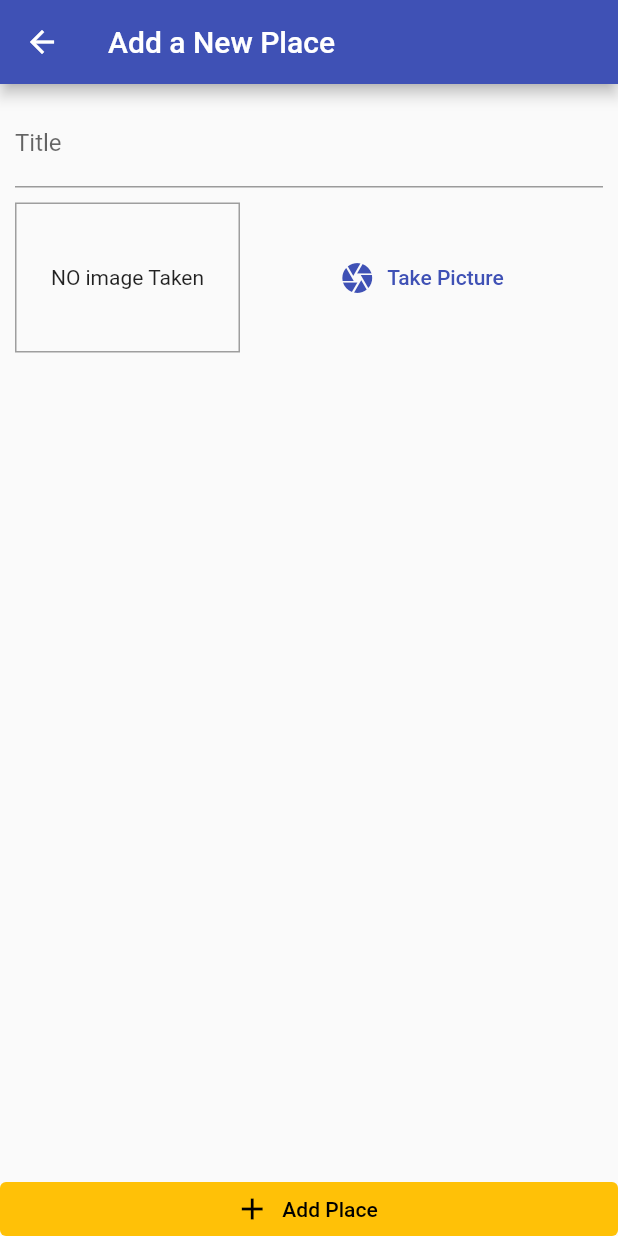
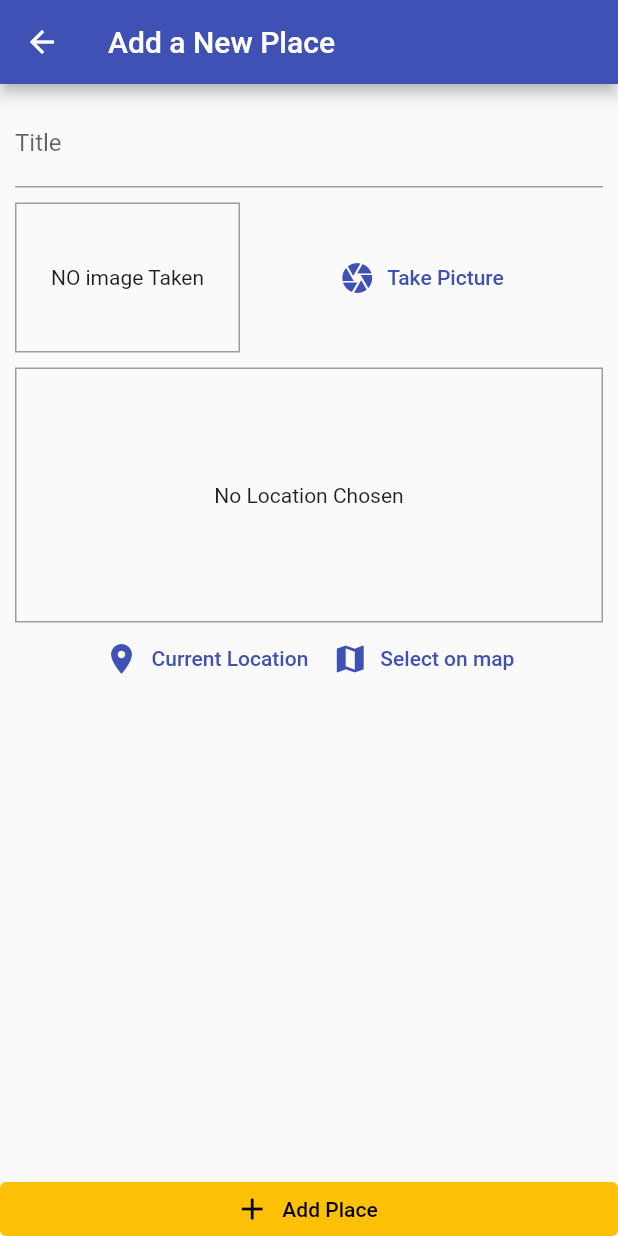
Before and after one commit to mohamedashraf1/Great-Places-App, a Flutter app: the AddPlaceScreen screen opened by its route, on a phone screen of 412 x 824 dp. Run offline on Flutter 3.47's test engine with Material 2 defaults, Android fonts, the phone set to English and light mode, and no system bars; our stand-ins replace image_picker, sqflite; accounts and stored records are empty.

Commit message:
adding a location input UI

```diff
--- a/great_places/lib/Screens/add_place_screen.dart
+++ b/great_places/lib/Screens/add_place_screen.dart
@@ -4,6 +4,7 @@ import 'package:flutter/material.dart';
 import 'package:provider/provider.dart';
 
 import '../widgets/image_input_dart.dart';
+import '../widgets/location_input.dart';
 import '../Providers/great_places.dart';
 
 class AddPlaceScreen extends StatefulWidget {
@@ -59,11 +60,14 @@ class _AddPlaceScreenState extends State<AddPlaceScreen> {
                     ImageInput(
                       onSelectImage: _selectImage,
                     ),
+                    SizedBox(height: 10,),
+                    LocationInput(),
                   ],
                 ),
               ),
             ),
           ),
+
           ElevatedButton.icon(
             style: ElevatedButton.styleFrom(
               elevation: 0,
--- /dev/null
+++ b/great_places/lib/widgets/location_input.dart
@@ -0,0 +1,60 @@
+import 'package:flutter/material.dart';
+
+class LocationInput extends StatefulWidget {
+  @override
+  _LocationInputState createState() => _LocationInputState();
+}
+
+class _LocationInputState extends State<LocationInput> {
+  String _previewImageUrl;
+
+  @override
+  Widget build(BuildContext context) {
+    return Column(
+      children: [
+        Container(
+          decoration: BoxDecoration(
+            border: Border.all(
+              width: 1,
+              color: Colors.grey,
+            ),
+          ),
+          height: 170,
+          alignment: Alignment.center,
+          width: double.infinity,
+          child: _previewImageUrl == null
+              ? Text(
+                  "No Location Chosen",
+                  textAlign: TextAlign.center,
+                )
+              : Image.network(
+                  _previewImageUrl,
+                  fit: BoxFit.cover,
+                  width: double.infinity,
+                ),
+        ),
+        Row(
+          mainAxisAlignment: MainAxisAlignment.center,
+          children: [
+            TextButton.icon(
+              onPressed: () {},
+              icon: Icon(Icons.location_on),
+              label: Text("Current Location"),
+              style: TextButton.styleFrom(
+                primary: Theme.of(context).primaryColor,
+              ),
+            ),
+            TextButton.icon(
+              onPressed: () {},
+              icon: Icon(Icons.map),
+              label: Text("Select on map"),
+              style: TextButton.styleFrom(
+                primary: Theme.of(context).primaryColor,
+              ),
+            ),
+          ],
+        )
+      ],
+    );
+  }
+}
--- a/great_places/pubspec.yaml
+++ b/great_places/pubspec.yaml
@@ -28,6 +28,7 @@ dependencies:
   path_provider: ^2.0.2
   path: ^1.8.0
   sqflite: ^2.0.0+3
+  location: ^4.3.0
 
 
   # The following adds the Cupertino Icons font to your application.
```
Also changed, not shown: great_places/pubspec.lock, 2 other files.
